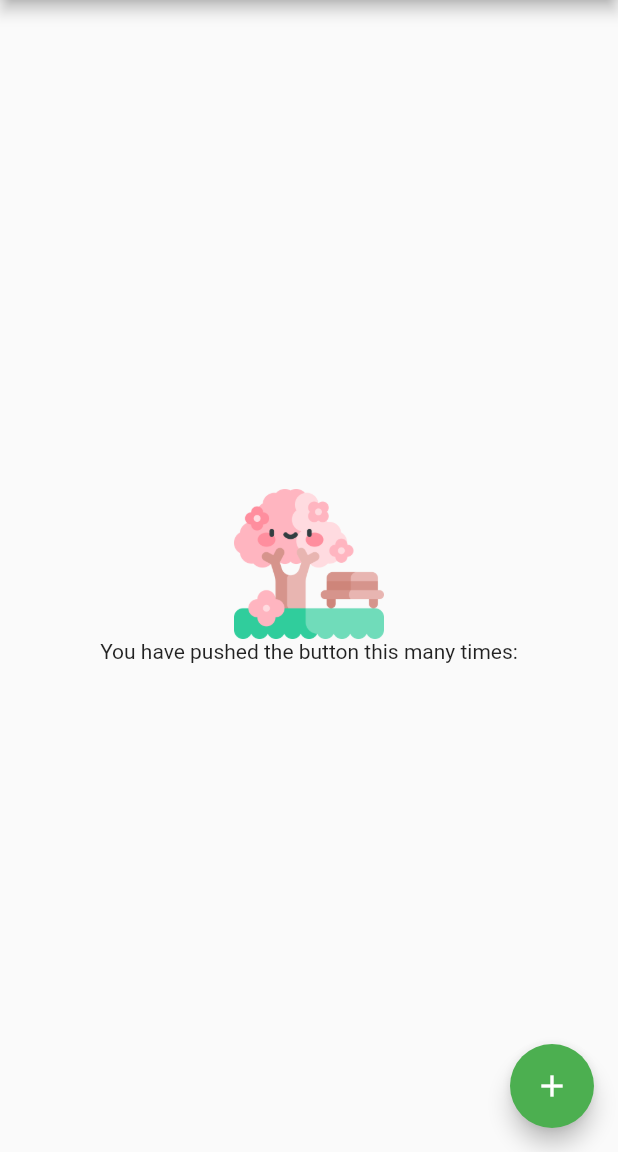
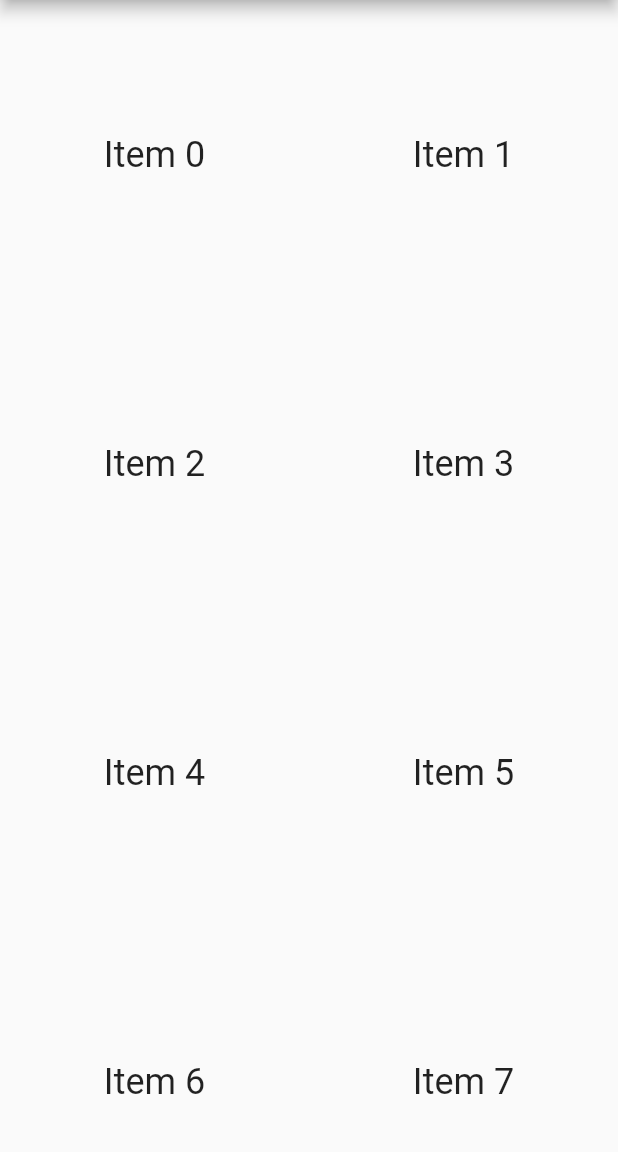
Before and after one commit to StillLearningHowToCode/Flutter, a Flutter app: the screen it shows after launch, on a phone screen of 412 x 824 dp, the part 84-1236 px from its top. Run offline on Flutter 3.47's test engine with Material 2 defaults, Android fonts, the phone set to English and light mode, and no system bars; our stand-ins replace form_field_validator.

Commit message:
ajout liste + imgs

```diff
--- a/images/lib/main.dart
+++ b/images/lib/main.dart
@@ -1,6 +1,13 @@
 import 'package:flutter/material.dart';
 
 void main() {
+  // var nombres = Map<int, String>();
+// nombres[0] = "Un";
+  // nombres[1] = "Un";
+  // nombres[2] = "Deux";
+  // nombres[3] = "Trois";
+  // nombres[4] = "Quatre";
+  // print("nombres = $nombres");
   runApp(const MyApp());
 }
 
@@ -48,7 +55,12 @@ class MyHomePage extends StatefulWidget {
 }
 
 class _MyHomePageState extends State<MyHomePage> {
-  int _counter = 0;
+  List<String> images = [];
+  @override
+  void initState() {
+    images.add("toto.png");
+    super.initState();
+  }
 
   void _incrementCounter() {
     setState(() {
@@ -57,7 +69,6 @@ class _MyHomePageState extends State<MyHomePage> {
       // so that the display can reflect the updated values. If we changed
       // _counter without calling setState(), then the build method would not be
       // called again, and so nothing would appear to happen.
-      _counter++;
     });
   }
 
@@ -75,38 +86,56 @@ class _MyHomePageState extends State<MyHomePage> {
         // the App.build method, and use it to set our appbar title.
         title: Text(widget.title),
       ),
-      body: Center(
-        // Center is a layout widget. It takes a single child and positions it
-        // in the middle of the parent.
-        child: Column(
-          // Column is also a layout widget. It takes a list of children and
-          // arranges them vertically. By default, it sizes itself to fit its
-          // children horizontally, and tries to be as tall as its parent.
-          //
-          // Invoke "debug painting" (press "p" in the console, choose the
-          // "Toggle Debug Paint" action from the Flutter Inspector in Android
-          // Studio, or the "Toggle Debug Paint" command in Visual Studio Code)
-          // to see the wireframe for each widget.
-          //
-          // Column has various properties to control how it sizes itself and
-          // how it positions its children. Here we use mainAxisAlignment to
-          // center the children vertically; the main axis here is the vertical
-          // axis because Columns are vertical (the cross axis would be
-          // horizontal).
-          mainAxisAlignment: MainAxisAlignment.center,
-          children: <Widget>[
-            Image.asset('assets/park.png', height: 100, width: 200),
-            const Text(
-              'You have pushed the button this many times:',
+      body: GridView.count(
+        // Create a grid with 2 columns. If you change the scrollDirection to
+        // horizontal, this produces 2 rows.
+        crossAxisCount: 2,
+        // Generate 100 widgets that display their index in the List.
+        children: List.generate(100, (index) {
+          return Center(
+            child: Text(
+              'Item $index',
+              style: Theme.of(context).textTheme.headline5,
             ),
-          ],
-        ),
+          );
+        }),
       ),
-      floatingActionButton: FloatingActionButton(
-        onPressed: _incrementCounter,
-        tooltip: 'Increment',
-        child: const Icon(Icons.add),
-      ), // This trailing comma makes auto-formatting nicer for build methods.
     );
   }
 }
+
+//           Center(
+//         // Center is a layout widget. It takes a single child and positions it
+//         // in the middle of the parent.
+//         child: Column(
+//           // Column is also a layout widget. It takes a list of children and
+//           // arranges them vertically. By default, it sizes itself to fit its
+//           // children horizontally, and tries to be as tall as its parent.
+//           //
+//           // Invoke "debug painting" (press "p" in the console, choose the
+//           // "Toggle Debug Paint" action from the Flutter Inspector in Android
+//           // Studio, or the "Toggle Debug Paint" command in Visual Studio Code)
+//           // to see the wireframe for each widget.
+//           //
+//           // Column has various properties to control how it sizes itself and
+//           // how it positions its children. Here we use mainAxisAlignment to
+//           // center the children vertically; the main axis here is the vertical
+//           // axis because Columns are vertical (the cross axis would be
+//           // horizontal).
+//           mainAxisAlignment: MainAxisAlignment.center,
+//           children: <Widget>[
+//             Image.asset('assets/park.png', height: 100, width: 200),
+//             const Text(
+//               'You have pushed the button this many times:',
+//             ),
+//           ],
+//         ),
+//       ),
+//       floatingActionButton: FloatingActionButton(
+//         onPressed: _incrementCounter,
+//         tooltip: 'Increment',
+//         child: const Icon(Icons.add),
+//       ), // This trailing comma makes auto-formatting nicer for build methods.
+//     );
+//   }
+// }
```
Also changed, not shown: images/assets/apartment.png (added), images/assets/blocks.png (added), images/assets/castle.png (added), images/assets/museum.png (added), images/assets/shopping-cart.png (added), images/assets/temple.png (added).
